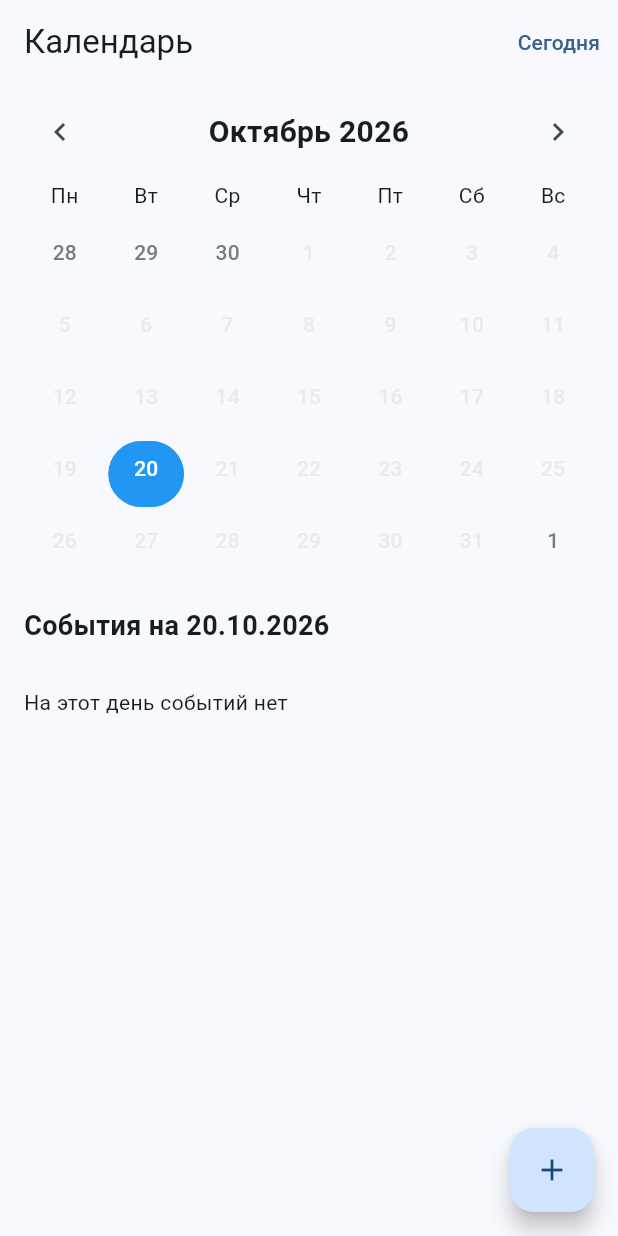
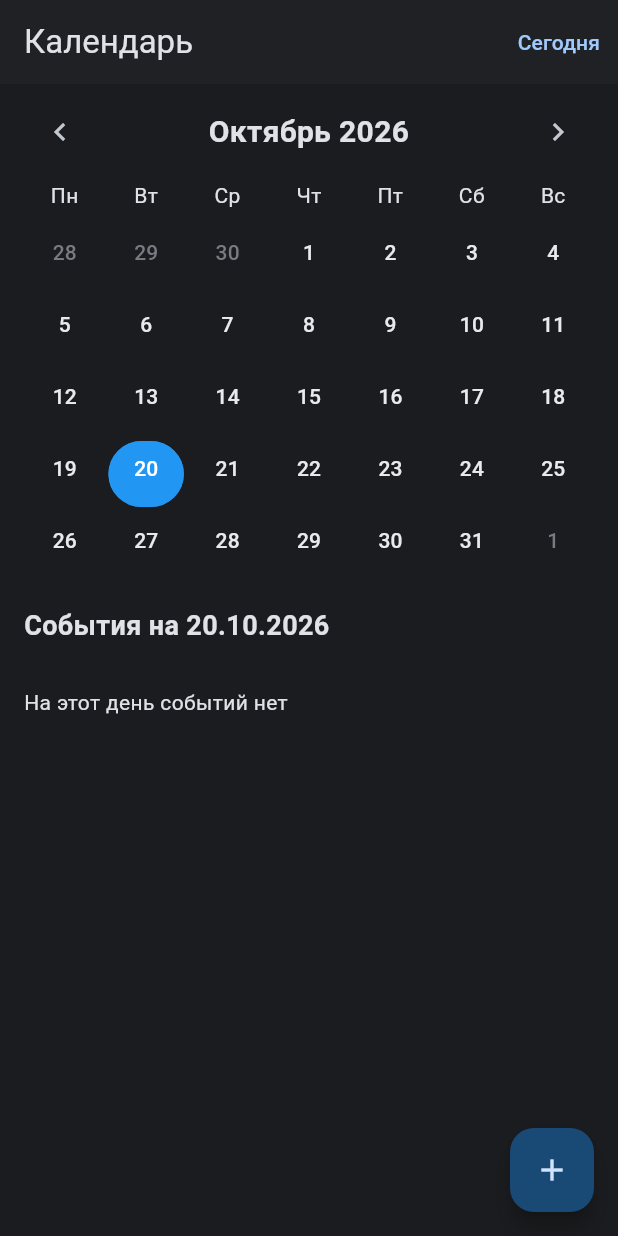
Before and after one commit to MaximaRasskazov/mobile-dev-lab-04-calendar, a Flutter app: the screen it shows after launch, on a phone screen of 412 x 824 dp. Run offline on Flutter 3.47's test engine with Material 3 defaults, Android fonts, the phone set to English and light mode, and no system bars; our stand-ins replace shared_preferences.

Commit message:
Use dark theme for calendar

```diff
--- a/lib/main.dart
+++ b/lib/main.dart
@@ -15,7 +15,13 @@ class CalendarApp extends StatelessWidget {
       debugShowCheckedModeBanner: false,
       title: 'Календарь',
       theme: ThemeData(
-        colorScheme: ColorScheme.fromSeed(seedColor: Colors.blue),
+        colorScheme: ColorScheme.fromSeed(
+          seedColor: Colors.blue,
+          brightness: Brightness.dark,
+        ),
+        scaffoldBackgroundColor: const Color(0xFF1B1C1F),
+        appBarTheme: const AppBarTheme(backgroundColor: Color(0xFF202124)),
+        cardTheme: const CardThemeData(color: Color(0xFF292A2D)),
       ),
       home: const CalendarScreen(),
     );
```
